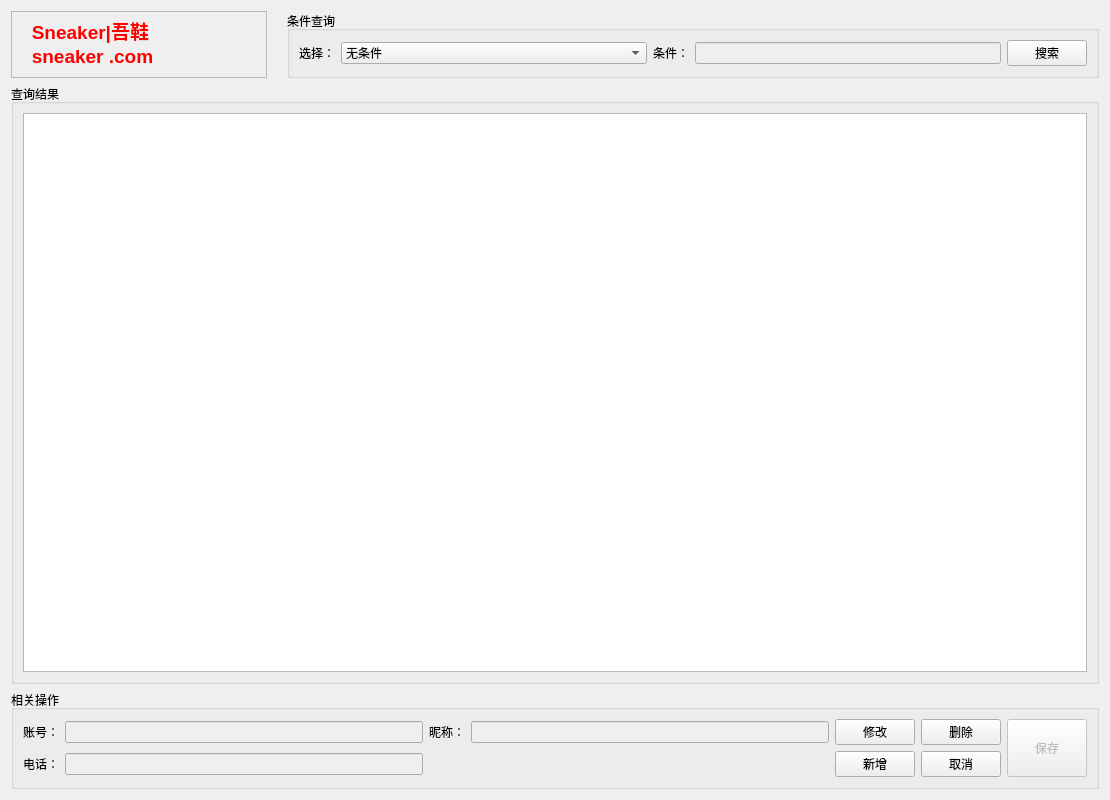
Above: 2_qt/SneakerTraClient/subfans/fanschangepswdform.ui from IvanNotOnlyFAt/Sneaker before the change. Below: the same form after it.
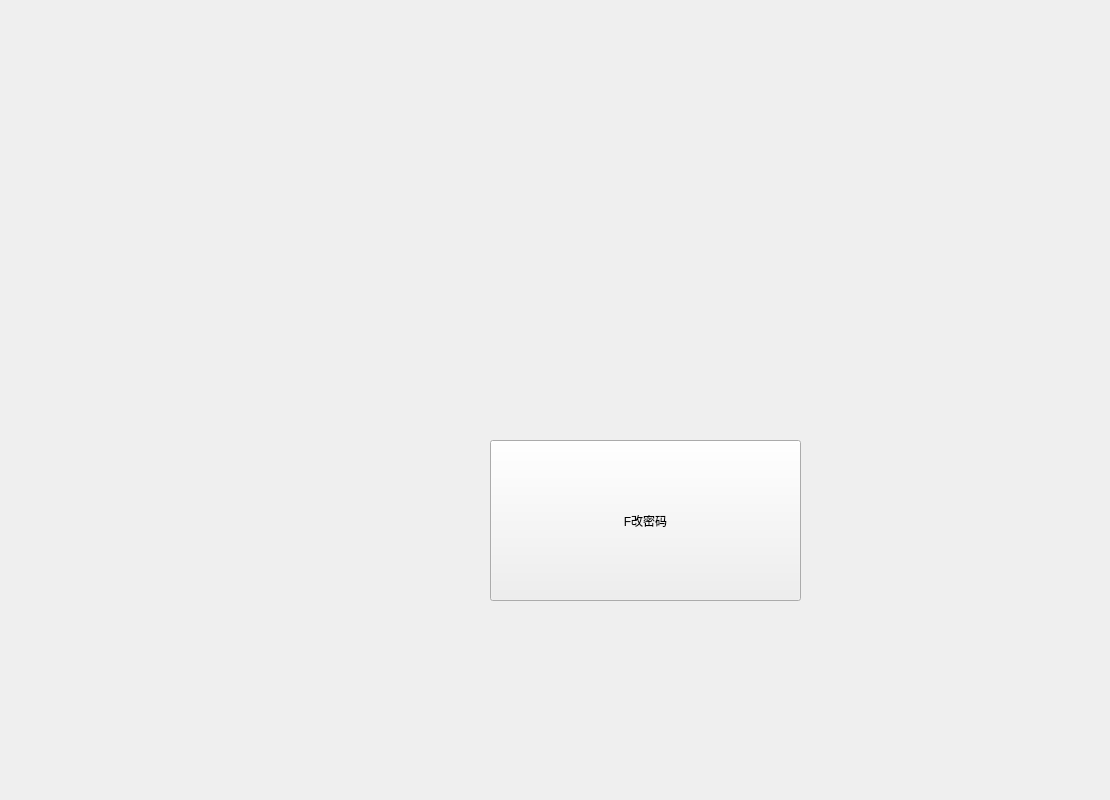
That is the form after the change.

Diff of the .ui file:
```diff
--- a/2_qt/SneakerTraClient/subfans/fanschangepswdform.ui
+++ b/2_qt/SneakerTraClient/subfans/fanschangepswdform.ui
@@ -13,286 +13,19 @@
   <property name="windowTitle">
    <string>Form</string>
   </property>
-  <layout class="QGridLayout" name="gridLayout_2">
-   <item row="0" column="0">
-    <layout class="QVBoxLayout" name="verticalLayout">
-     <item>
-      <layout class="QHBoxLayout" name="horizontalLayout_2">
-       <property name="spacing">
-        <number>0</number>
-       </property>
-       <property name="bottomMargin">
-        <number>0</number>
-       </property>
-       <item>
-        <widget class="QTextBrowser" name="textBrowser">
-         <property name="enabled">
-          <bool>false</bool>
-         </property>
-         <property name="sizePolicy">
-          <sizepolicy hsizetype="Minimum" vsizetype="Ignored">
-           <horstretch>0</horstretch>
-           <verstretch>69</verstretch>
-          </sizepolicy>
-         </property>
-         <property name="html">
-          <string>&lt;!DOCTYPE HTML PUBLIC &quot;-//W3C//DTD HTML 4.0//EN&quot; &quot;http://www.w3.org/TR/REC-html40/strict.dtd&quot;&gt;
-&lt;html&gt;&lt;head&gt;&lt;meta name=&quot;qrichtext&quot; content=&quot;1&quot; /&gt;&lt;style type=&quot;text/css&quot;&gt;
-p, li { white-space: pre-wrap; }
-&lt;/style&gt;&lt;/head&gt;&lt;body style=&quot; font-family:'SimSun'; font-size:9pt; font-weight:400; font-style:normal;&quot;&gt;
-&lt;p style=&quot; margin-top:0px; margin-bottom:0px; margin-left:0px; margin-right:0px; -qt-block-indent:0; text-indent:0px;&quot;&gt;&lt;span style=&quot; font-size:14pt; font-weight:600; color:#ff0000;&quot;&gt;   Sneaker|吾鞋&lt;/span&gt;&lt;/p&gt;
-&lt;p style=&quot; margin-top:0px; margin-bottom:0px; margin-left:0px; margin-right:0px; -qt-block-indent:0; text-indent:0px;&quot;&gt;&lt;span style=&quot; font-size:14pt; font-weight:600; color:#ff0000;&quot;&gt;   sneaker .com&lt;/span&gt;&lt;/p&gt;&lt;/body&gt;&lt;/html&gt;</string>
-         </property>
-        </widget>
-       </item>
-       <item>
-        <spacer name="verticalSpacer">
-         <property name="orientation">
-          <enum>Qt::Vertical</enum>
-         </property>
-         <property name="sizeType">
-          <enum>QSizePolicy::Ignored</enum>
-         </property>
-         <property name="sizeHint" stdset="0">
-          <size>
-           <width>20</width>
-           <height>40</height>
-          </size>
-         </property>
-        </spacer>
-       </item>
-       <item>
-        <widget class="QGroupBox" name="groupBox">
-         <property name="enabled">
-          <bool>true</bool>
-         </property>
-         <property name="sizePolicy">
-          <sizepolicy hsizetype="Ignored" vsizetype="Maximum">
-           <horstretch>0</horstretch>
-           <verstretch>0</verstretch>
-          </sizepolicy>
-         </property>
-         <property name="title">
-          <string>条件查询</string>
-         </property>
-         <layout class="QGridLayout" name="gridLayout_4">
-          <item row="0" column="0">
-           <layout class="QHBoxLayout" name="horizontalLayout">
-            <item>
-             <widget class="QLabel" name="label">
-              <property name="contextMenuPolicy">
-               <enum>Qt::NoContextMenu</enum>
-              </property>
-              <property name="text">
-               <string>选择：</string>
-              </property>
-             </widget>
-            </item>
-            <item>
-             <widget class="QComboBox" name="cb_condition">
-              <property name="enabled">
-               <bool>true</bool>
-              </property>
-              <property name="sizePolicy">
-               <sizepolicy hsizetype="Expanding" vsizetype="Fixed">
-                <horstretch>0</horstretch>
-                <verstretch>0</verstretch>
-               </sizepolicy>
-              </property>
-              <item>
-               <property name="text">
-                <string>无条件</string>
-               </property>
-              </item>
-              <item>
-               <property name="text">
-                <string>账号</string>
-               </property>
-              </item>
-              <item>
-               <property name="text">
-                <string>昵称</string>
-               </property>
-              </item>
-              <item>
-               <property name="text">
-                <string>电话</string>
-               </property>
-              </item>
-             </widget>
-            </item>
-            <item>
-             <widget class="QLabel" name="label_6">
-              <property name="text">
-               <string>条件：</string>
-              </property>
-             </widget>
-            </item>
-            <item>
-             <widget class="QLineEdit" name="le_condition">
-              <property name="enabled">
-               <bool>false</bool>
-              </property>
-              <property name="clearButtonEnabled">
-               <bool>true</bool>
-              </property>
-             </widget>
-            </item>
-            <item>
-             <widget class="QPushButton" name="pb_search">
-              <property name="sizePolicy">
-               <sizepolicy hsizetype="Fixed" vsizetype="Fixed">
-                <horstretch>0</horstretch>
-                <verstretch>0</verstretch>
-               </sizepolicy>
-              </property>
-              <property name="text">
-               <string>搜索</string>
-              </property>
-             </widget>
-            </item>
-           </layout>
-          </item>
-         </layout>
-        </widget>
-       </item>
-      </layout>
-     </item>
-     <item>
-      <widget class="QGroupBox" name="groupBox_2">
-       <property name="title">
-        <string>查询结果</string>
-       </property>
-       <layout class="QGridLayout" name="gridLayout">
-        <item row="0" column="0">
-         <widget class="QTableWidget" name="tableWidget"/>
-        </item>
-       </layout>
-      </widget>
-     </item>
-     <item>
-      <widget class="QGroupBox" name="groupBox_3">
-       <property name="title">
-        <string>相关操作</string>
-       </property>
-       <layout class="QGridLayout" name="gridLayout_5">
-        <item row="0" column="0">
-         <layout class="QGridLayout" name="gridLayout_3">
-          <item row="0" column="0">
-           <widget class="QLabel" name="label_2">
-            <property name="text">
-             <string>账号：</string>
-            </property>
-           </widget>
-          </item>
-          <item row="0" column="1">
-           <widget class="QLineEdit" name="le_id">
-            <property name="enabled">
-             <bool>false</bool>
-            </property>
-           </widget>
-          </item>
-          <item row="0" column="2">
-           <widget class="QLabel" name="label_3">
-            <property name="text">
-             <string>昵称：</string>
-            </property>
-           </widget>
-          </item>
-          <item row="0" column="3">
-           <widget class="QLineEdit" name="le_nickname">
-            <property name="enabled">
-             <bool>false</bool>
-            </property>
-            <property name="clearButtonEnabled">
-             <bool>true</bool>
-            </property>
-           </widget>
-          </item>
-          <item row="0" column="4">
-           <widget class="QPushButton" name="pb_modify">
-            <property name="sizePolicy">
-             <sizepolicy hsizetype="Preferred" vsizetype="Preferred">
-              <horstretch>0</horstretch>
-              <verstretch>0</verstretch>
-             </sizepolicy>
-            </property>
-            <property name="text">
-             <string>修改</string>
-            </property>
-           </widget>
-          </item>
-          <item row="0" column="5">
-           <widget class="QPushButton" name="pb_delete">
-            <property name="sizePolicy">
-             <sizepolicy hsizetype="Preferred" vsizetype="Fixed">
-              <horstretch>0</horstretch>
-              <verstretch>0</verstretch>
-             </sizepolicy>
-            </property>
-            <property name="text">
-             <string>删除</string>
-            </property>
-           </widget>
-          </item>
-          <item row="0" column="6" rowspan="2">
-           <widget class="QPushButton" name="pb_save">
-            <property name="enabled">
-             <bool>false</bool>
-            </property>
-            <property name="sizePolicy">
-             <sizepolicy hsizetype="Minimum" vsizetype="Preferred">
-              <horstretch>0</horstretch>
-              <verstretch>0</verstretch>
-             </sizepolicy>
-            </property>
-            <property name="text">
-             <string>保存</string>
-            </property>
-           </widget>
-          </item>
-          <item row="1" column="0">
-           <widget class="QLabel" name="label_4">
-            <property name="text">
-             <string>电话：</string>
-            </property>
-           </widget>
-          </item>
-          <item row="1" column="1">
-           <widget class="QLineEdit" name="le_tele">
-            <property name="enabled">
-             <bool>false</bool>
-            </property>
-            <property name="clearButtonEnabled">
-             <bool>true</bool>
-            </property>
-           </widget>
-          </item>
-          <item row="1" column="4">
-           <widget class="QPushButton" name="pb_add">
-            <property name="text">
-             <string>新增</string>
-            </property>
-           </widget>
-          </item>
-          <item row="1" column="5">
-           <widget class="QPushButton" name="pb_cancel">
-            <property name="enabled">
-             <bool>true</bool>
-            </property>
-            <property name="text">
-             <string>取消</string>
-            </property>
-           </widget>
-          </item>
-         </layout>
-        </item>
-       </layout>
-      </widget>
-     </item>
-    </layout>
-   </item>
-  </layout>
+  <widget class="QPushButton" name="pushButton">
+   <property name="geometry">
+    <rect>
+     <x>490</x>
+     <y>440</y>
+     <width>311</width>
+     <height>161</height>
+    </rect>
+   </property>
+   <property name="text">
+    <string>F改密码</string>
+   </property>
+  </widget>
  </widget>
  <resources/>
  <connections/>
```
